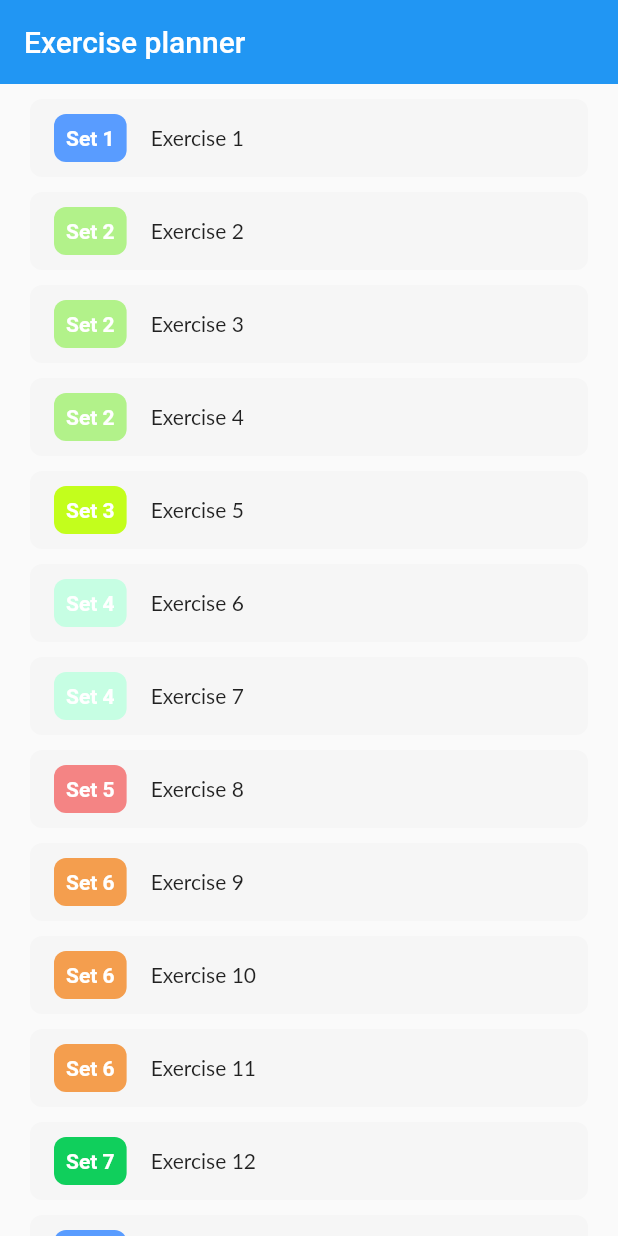
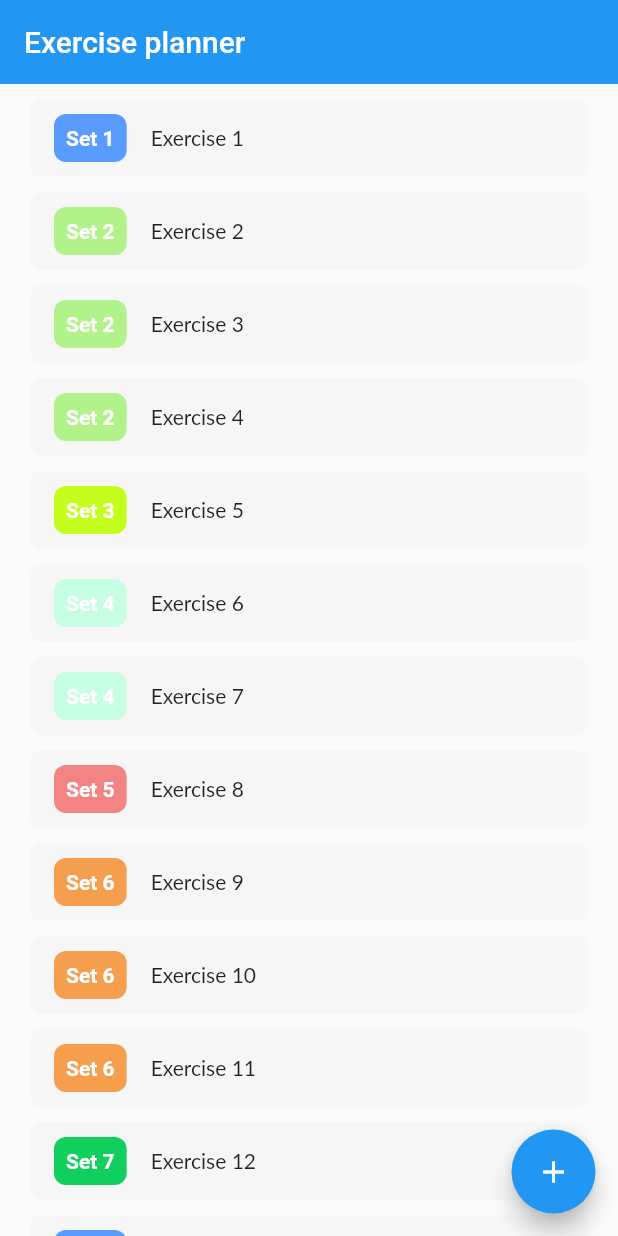
Before and after one commit to smart7even/fizikl_test_task, a Flutter app: the screen it shows after launch, on a phone screen of 412 x 824 dp. Run offline on Flutter 3.47's test engine with Material 2 defaults, Android fonts, the phone set to English and light mode, and no system bars; our stand-ins replace bloc, equatable, flutter_bloc; Roboto replaces fonts that are missing (Lato).

Commit message:
Add exercise adding feature

```diff
--- a/lib/presentation/widgets/exercise_tile.dart
+++ b/lib/presentation/widgets/exercise_tile.dart
@@ -3,12 +3,12 @@ import 'package:flutter/material.dart';
 class ExerciseTile extends StatelessWidget {
   const ExerciseTile({
     Key? key,
-    required this.title,
+    required this.id,
     required this.order,
     required this.orderColor,
   }) : super(key: key);
 
-  final String title;
+  final int id;
   final String order;
   final Color orderColor;
 
@@ -43,7 +43,7 @@ class ExerciseTile extends StatelessWidget {
             crossAxisAlignment: CrossAxisAlignment.start,
             children: [
               Text(
-                title,
+                'Exercise $id',
                 style: const TextStyle(fontFamily: "Lato"),
               ),
             ],
--- a/lib/presentation/widgets/exercises_list_view.dart
+++ b/lib/presentation/widgets/exercises_list_view.dart
@@ -19,7 +19,9 @@ class ExercisesListView extends StatelessWidget {
 
   @override
   Widget build(BuildContext context) {
-    return ReorderableListView.builder(
+    return Stack(
+      children: [
+        ReorderableListView.builder(
           buildDefaultDragHandles: buildDefaultDragHandles,
           proxyDecorator: (child, index, animation) {
             return child;
@@ -29,7 +31,7 @@ class ExercisesListView extends StatelessWidget {
             final exercise = orderedExercises[index];
             return ExerciseTile(
                 key: Key('Exercise ${exercise.id}'),
-            title: 'Exercise ${exercise.id}',
+                id: exercise.id,
                 order: exercise.order.toString(),
                 orderColor: colors[exercise.order % colors.length]);
           },
@@ -39,6 +41,19 @@ class ExercisesListView extends StatelessWidget {
             );
           },
           itemCount: orderedExercises.length,
+        ),
+        Positioned(
+          right: 15,
+          bottom: 15,
+          child: FloatingActionButton(
+            onPressed: () {
+              BlocProvider.of<ExercisesBloc>(context)
+                  .add(ExercisesAddPressed());
+            },
+            child: const Icon(Icons.add),
+          ),
+        )
+      ],
     );
   }
 }
```
Lines whose indentation alone changed are shown as unchanged.
